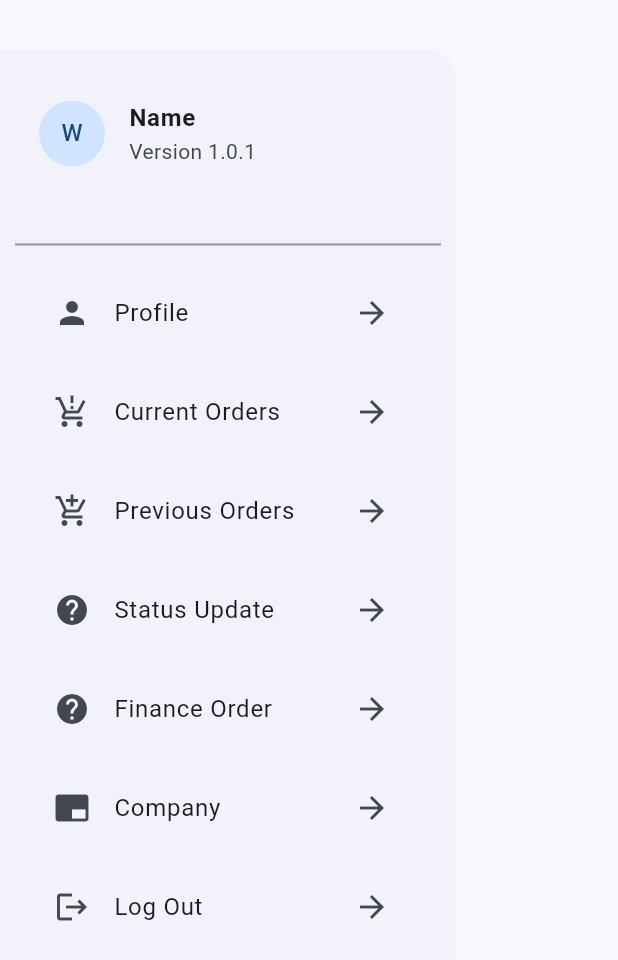
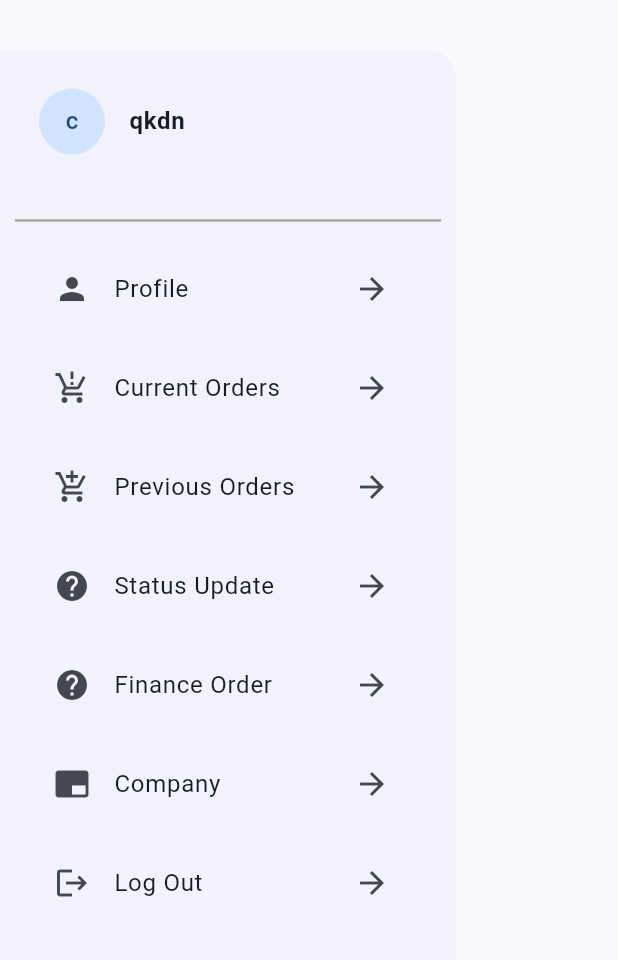
Before and after one commit to komalweetech/seller_shop, a Flutter app: the DrawerWidget widget shown alone on an empty page, opened directly, on a phone screen of 412 x 824 dp. Shown: the top 960 px of the screen. Run offline on Flutter 3.47's test engine with Material 3 defaults, Android fonts, the phone set to English and light mode, and no system bars; our stand-ins replace cached_network_image, carousel_slider, cloud_firestore, firebase_auth, firebase_core, firebase_messaging and 5 more; accounts and stored records are empty.

Commit message:
last change

```diff
--- a/lib/controllers/seller_signIn_controller.dart
+++ b/lib/controllers/seller_signIn_controller.dart
@@ -14,10 +14,7 @@ class SellerSignInController extends GetxController{
   //for password visibilty
   static var  isPasswordVisibile = true.obs;
 
-  Future<UserCredential?> singInMethod(
-      String sellerEmail,
-      String sellerPassword,
-      ) async {
+  Future<UserCredential?> singInMethod(String sellerEmail, String sellerPassword,) async {
     try {
       EasyLoading.show(status: 'Please wait');
       UserCredential userCredential =
--- a/lib/screens/auth/seller/seller_logIn_screen.dart
+++ b/lib/screens/auth/seller/seller_logIn_screen.dart
@@ -33,6 +33,9 @@ class _SellerLoginScreenState extends State<SellerLoginScreen> {
       builder: (context, isKeyboardVisible) {
         return Scaffold(
           appBar: AppBar(
+            iconTheme: const IconThemeData(
+              color: AppConstant.appTextColor
+            ),
             backgroundColor: AppConstant.appSecondPrimaryColor,
             title: const Text(
               "SignIn",
--- a/lib/widgets/drawer_widget.dart
+++ b/lib/widgets/drawer_widget.dart
@@ -1,8 +1,8 @@
+import 'package:cloud_firestore/cloud_firestore.dart';
 import 'package:firebase_auth/firebase_auth.dart';
 import 'package:flutter/material.dart';
 import 'package:get/get.dart';
 import 'package:seller_shop/screens/auth/seller/seller_logIn_screen.dart';
-import 'package:seller_shop/screens/auth/seller/seller_singUp_screen.dart';
 import 'package:seller_shop/screens/auth/seller/update_Profile_screen.dart';
 import 'package:seller_shop/screens/drower/company_screen.dart';
 import 'package:seller_shop/screens/drower/current_order_screen.dart';
@@ -11,11 +11,40 @@ import 'package:seller_shop/screens/drower/previous_order_screen.dart';
 import 'package:seller_shop/screens/drower/status_update_screen.dart';
 import 'package:seller_shop/utils/app_constant.dart';
 
-class DrawerWidget extends StatelessWidget {
+class DrawerWidget extends StatefulWidget {
   const DrawerWidget({super.key});
 
   @override
-  Widget build(BuildContext context) {
+  State<DrawerWidget> createState() => _DrawerWidgetState();
+}
+
+class _DrawerWidgetState extends State<DrawerWidget> {
+ List<QuerySnapshot> seller = [];
+ late Map<String, dynamic> sellerData;
+
+ User? user = FirebaseAuth.instance.currentUser;
+
+  @override
+  void initState() {
+    super.initState();
+    getSellerData();
+    print("user id == ${user!.uid}");
+  }
+
+ Future<void> getSellerData() async {
+   final user = FirebaseAuth.instance.currentUser;
+   if (user != null) {
+     final sellerDoc = await FirebaseFirestore.instance.collection('seller').doc().get();
+     if (sellerDoc.exists) {
+       setState(() {
+         sellerData = sellerDoc.data() as Map<String, dynamic>;
+       });
+       print(" seller data = ${sellerData}");
+
+     }
+   }
+ }
+
   // log out dialog box
   void _showSignOutDialog(BuildContext context) {
     Navigator.of(context).pop();
@@ -52,6 +81,8 @@ class DrawerWidget extends StatelessWidget {
     );
   }
 
+  @override
+  Widget build(BuildContext context) {
     return Padding(
       padding: EdgeInsets.only(top: Get.height / 25),
       child:  Drawer(
@@ -63,20 +94,20 @@ class DrawerWidget extends StatelessWidget {
         child: Wrap(
           runSpacing: 10,
           children: [
-            const Padding(
+            Padding(
               padding: EdgeInsets.symmetric(horizontal: 10.0, vertical: 20.0),
               child: ListTile(
                 titleAlignment: ListTileTitleAlignment.center,
                 title: Text(
-                  "Name",
+                  "qkdn",
                   style: TextStyle(color: AppConstant.appPrimaryColor,fontWeight: FontWeight.w700),
                 ),
-                subtitle: Text('Version 1.0.1',
-                    style: TextStyle(color: AppConstant.appPrimaryColor)),
                 leading: CircleAvatar(
                   radius: 22.0,
                   backgroundColor: AppConstant.appPrimaryColor,
-                  child: Text("W",
+                  child: Text(
+                    "c",
+                      // sellerName.isNotEmpty ? sellerName[0] : '',
                       style: TextStyle(color: AppConstant.appTextColor)),
                 ),
               ),
```
Also changed, not shown: 1 other file. Lines whose indentation alone changed are shown as unchanged.
